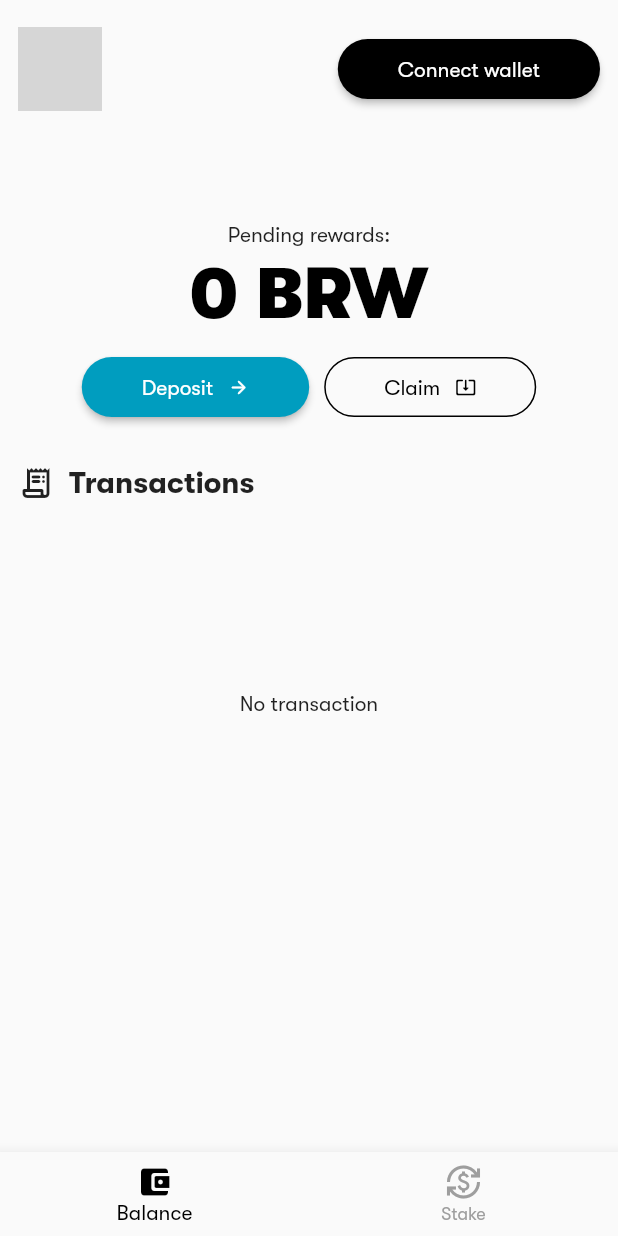
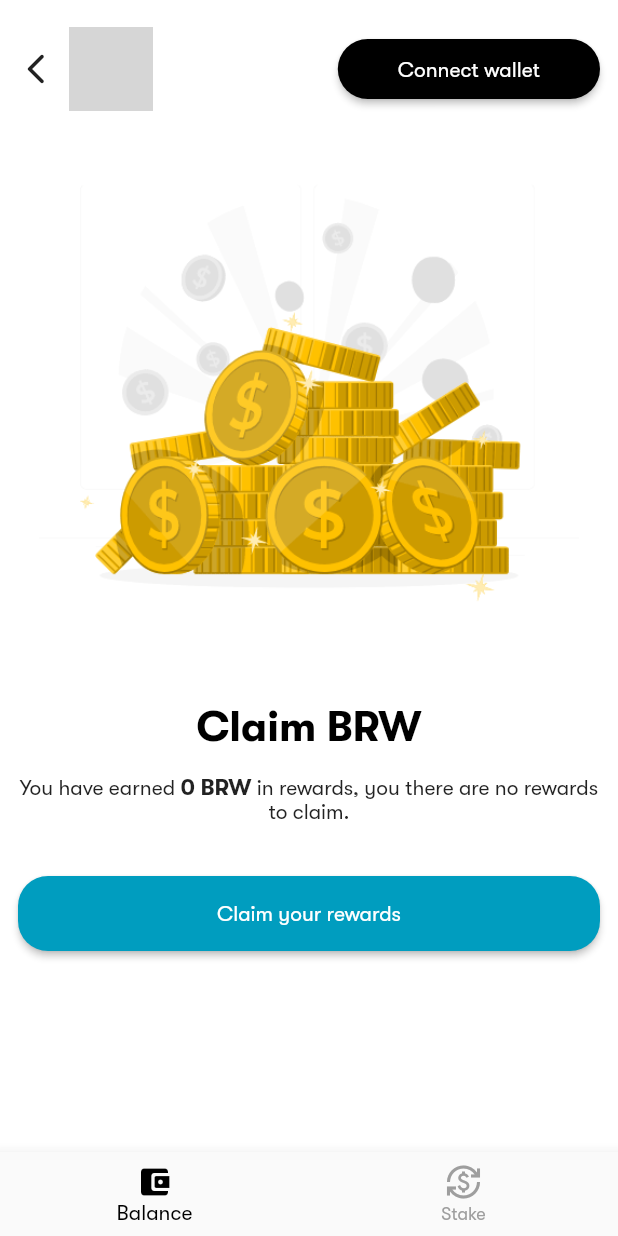
Before and after one commit to kingahmedino/block-stake-ui, a Flutter app: the screen it shows after launch, after a tap on "Claim", on a phone screen of 412 x 824 dp. Run offline on Flutter 3.47's test engine with Material 2 defaults, Android fonts, the light colour scheme and no system bars; our stand-ins replace beamer, get; missing offline and left inert: random_avatar, walletconnect_dart, web3dart; grey boxes are pictures that could not be loaded.

Commit message:
Added claim rewards page

```diff
--- a/lib/controllers/balances-controller.dart
+++ b/lib/controllers/balances-controller.dart
@@ -40,11 +40,16 @@ class BalancesController extends GetxController {
     }
   }
 
+  claimRewards() async {
+    if (walletController.isWalletConnected) {
+      await contractCallsController.claimRewards(walletController.uri);
+    }
+  }
+
   subscribeToAllContractEvents() async {
     if (walletController.isWalletConnected) {
       //subscribe to deposit event
       await contractCallsController.subscribeToEvent("Deposit", (decodedEvent) {
-        print(decodedEvent);
         _transactions.add(
           Transaction(
               decodedEvent[0].toString(),
--- a/lib/controllers/contact-calls-controller.dart
+++ b/lib/controllers/contact-calls-controller.dart
@@ -146,10 +146,12 @@ class ContractCallsController extends GetxController {
         .catchError((error) {});
   }
 
-  claimRewards() async {
+  claimRewards(String uri) async {
     //load contract
     final contract = await _loadContract();
     final claimRewardsFunction = contract.function('claimRewards');
+    //launch metamask
+    launchUrlString(uri, mode: LaunchMode.externalApplication);
     //send transaction
     _ethereumClient
         .sendTransaction(
--- a/lib/ui/balances_page.dart
+++ b/lib/ui/balances_page.dart
@@ -113,7 +113,9 @@ class BalancesPage extends StatelessWidget {
                             width: 10.0,
                           ),
                           OutlinedButton(
-                            onPressed: () {},
+                            onPressed: () {
+                              Beamer.of(context).beamToNamed('/balances/claim');
+                            },
                             child: Row(
                               children: [
                                 Text(
--- /dev/null
+++ b/lib/ui/claim-page.dart
@@ -0,0 +1,125 @@
+// ignore_for_file: prefer_const_constructors, prefer_const_literals_to_create_immutables
+
+import 'package:beamer/beamer.dart';
+import 'package:block_stake_ui/controllers/balances-controller.dart';
+import 'package:block_stake_ui/controllers/wallet-controller.dart';
+import 'package:block_stake_ui/ui/common/wallet.dart';
+import 'package:flutter/material.dart';
+import 'package:get/get.dart';
+import 'package:random_avatar/random_avatar.dart';
+
+class ClaimPage extends StatelessWidget {
+  ClaimPage({Key? key}) : super(key: key);
+
+  BalancesController balancesController = Get.find<BalancesController>();
+
+  @override
+  Widget build(BuildContext context) {
+    return Scaffold(
+      backgroundColor: Colors.white,
+      body: SafeArea(
+        child: Padding(
+          padding: EdgeInsets.symmetric(horizontal: 12.0, vertical: 18.0),
+          child: Column(
+            children: [
+              Row(
+                mainAxisAlignment: MainAxisAlignment.spaceBetween,
+                children: [
+                  Row(
+                    children: [
+                      GestureDetector(
+                          onTap: () {
+                            Beamer.of(context).beamBack();
+                          },
+                          child: Icon(Icons.arrow_back_ios_new_rounded)),
+                      SizedBox(width: 10.0),
+                      GetX<WalletController>(
+                        builder: ((controller) {
+                          return randomAvatar(
+                            controller.isWalletConnected
+                                ? controller.walletAddress
+                                : '0',
+                            height: 56,
+                            width: 56,
+                          );
+                        }),
+                      ),
+                    ],
+                  ),
+                  Wallet(),
+                ],
+              ),
+              SizedBox(
+                height: 10.0,
+              ),
+              Expanded(
+                child: SingleChildScrollView(
+                  child: Column(
+                    children: <Widget>[
+                      Image.asset(
+                          width: 360.0,
+                          height: 360.0,
+                          'assets/images/claim_coins.gif'),
+                      SizedBox(height: 25.0),
+                      Text(
+                        "Claim BRW",
+                        style: Theme.of(context).textTheme.headline3?.copyWith(
+                              color: Colors.black,
+                              fontSize: 28.0,
+                              fontWeight: FontWeight.bold,
+                            ),
+                      ),
+                      SizedBox(height: 15.0),
+                      GetX<BalancesController>(
+                        builder: ((controller) {
+                          return RichText(
+                            text: TextSpan(
+                              text: 'You have earned ',
+                              style: DefaultTextStyle.of(context).style,
+                              children: <TextSpan>[
+                                TextSpan(
+                                  text:
+                                      '${controller.rewards.isEmpty ? '0' : controller.formattedRewards} BRW',
+                                  style: DefaultTextStyle.of(context)
+                                      .style
+                                      .copyWith(
+                                        fontWeight: FontWeight.bold,
+                                        fontSize: 15.0,
+                                      ),
+                                ),
+                                TextSpan(
+                                  text:
+                                      ' in rewards, you ${controller.rewards.isEmpty ? 'there are no rewards to claim.' : 'can now claim your rewards.'}',
+                                ),
+                              ],
+                            ),
+                            textAlign: TextAlign.center,
+                          );
+                        }),
+                      ),
+                      SizedBox(height: 35.0),
+                      ElevatedButton(
+                        onPressed: () {
+                          balancesController.claimRewards();
+                        },
+                        style: Theme.of(context)
+                            .elevatedButtonTheme
+                            .style
+                            ?.copyWith(
+                              minimumSize: MaterialStateProperty.all(
+                                Size(double.infinity, 50.0),
+                              ),
+                            ),
+                        child: Text('Claim your rewards'),
+                      ),
+                    ],
+                  ),
+                ),
+              ),
+            ],
+          ),
+        ),
+      ),
+    );
+  }
+}
--- a/lib/ui/routing/beamer_locations.dart
+++ b/lib/ui/routing/beamer_locations.dart
@@ -2,6 +2,7 @@
 
 import 'package:beamer/beamer.dart';
 import 'package:block_stake_ui/ui/balances_page.dart';
+import 'package:block_stake_ui/ui/claim-page.dart';
 import 'package:block_stake_ui/ui/deposit_page.dart';
 import 'package:block_stake_ui/ui/staking-page.dart';
 import 'package:flutter/material.dart';
@@ -18,11 +19,17 @@ class ALocation extends BeamLocation<BeamState> {
             title: 'Balances',
             type: BeamPageType.noTransition,
             child: BalancesPage()),
-        if (state.uri.pathSegments.length == 2)
+        if (state.uri.pathSegments.contains("deposit"))
           BeamPage(
             key: ValueKey('/balances/deposit'),
             title: 'Deposit',
             child: DepositPage(),
+          ),
+        if (state.uri.pathSegments.contains("claim"))
+          BeamPage(
+            key: ValueKey('/balances/claim'),
+            title: 'Claim',
+            child: ClaimPage(),
           ),
       ];
 }
```
Also changed, not shown: assets/images/claim_coins.gif (added).
